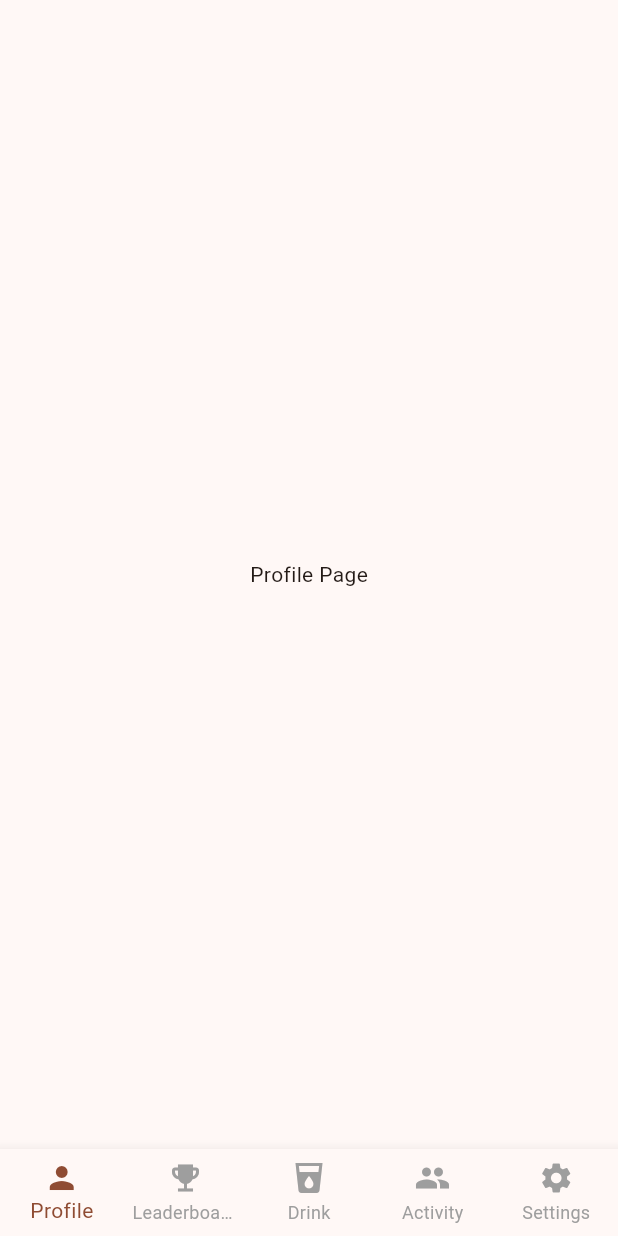
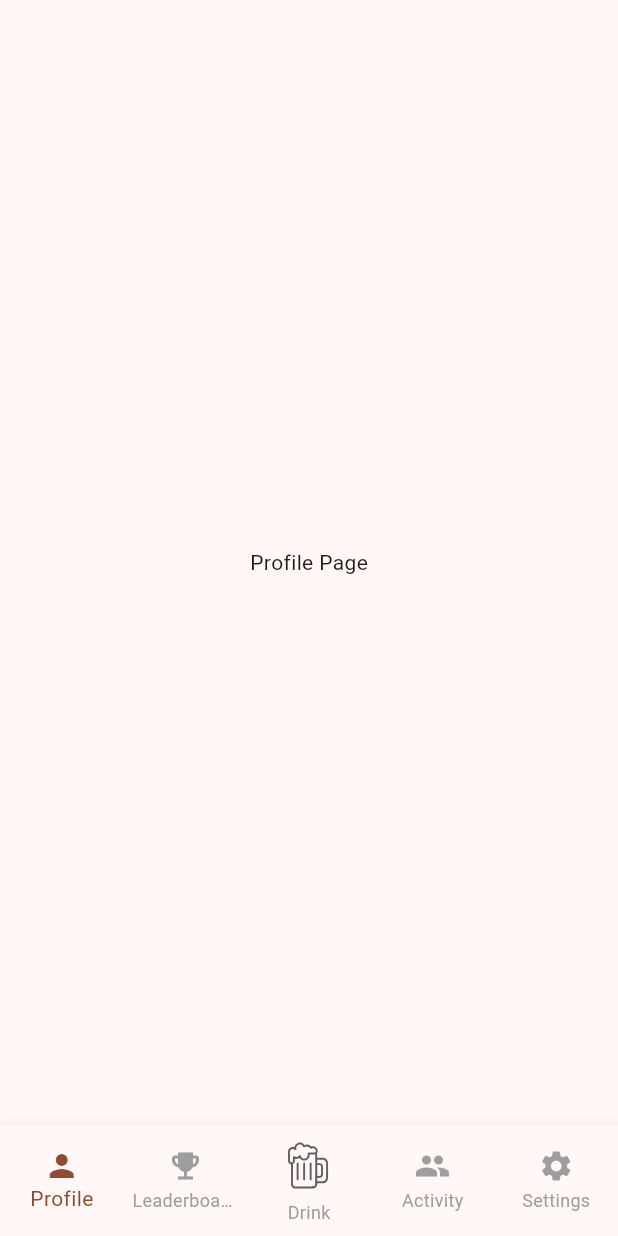
Before and after one commit to ohtenkay/remembeer, a Flutter app: the screen it shows after launch, on a phone screen of 412 x 824 dp. Run offline on Flutter 3.47's test engine with Material 3 defaults, Android fonts, the phone set to English and light mode, and no system bars; our stand-ins replace flutter_svg.

Commit message:
feat: beer icon
The SVG icon was mainly generated by ChatGPT

```diff
--- a/lib/page_switcher.dart
+++ b/lib/page_switcher.dart
@@ -1,4 +1,5 @@
 import 'package:flutter/material.dart';
+import 'package:flutter_svg/flutter_svg.dart';
 import 'package:remembeer/pages/activity_page.dart';
 import 'package:remembeer/pages/drink_page.dart';
 import 'package:remembeer/pages/leaderboards_page.dart';
@@ -39,14 +40,26 @@ class _PageSwitcherState extends State<PageSwitcher> {
         selectedItemColor: Theme.of(context).colorScheme.primary,
         unselectedItemColor: Colors.grey,
         onTap: _onItemTapped,
-        items: const [
+        items: [
           BottomNavigationBarItem(icon: Icon(Icons.person), label: 'Profile'),
           BottomNavigationBarItem(
             icon: Icon(Icons.emoji_events),
             label: 'Leaderboards',
           ),
           BottomNavigationBarItem(
-            icon: Icon(Icons.local_drink),
+            icon: SizedBox(
+              width: 40,
+              height: 40,
+              child: SvgPicture.asset(
+                'assets/icons/beer.svg',
+                colorFilter: ColorFilter.mode(
+                  _selectedIndex == 2
+                      ? Theme.of(context).colorScheme.primary
+                      : Colors.grey.shade700,
+                  BlendMode.srcIn,
+                ),
+              ),
+            ),
             label: 'Drink',
           ),
           BottomNavigationBarItem(icon: Icon(Icons.group), label: 'Activity'),
--- a/pubspec.yaml
+++ b/pubspec.yaml
@@ -35,6 +35,8 @@ dependencies:
   # Use with the CupertinoIcons class for iOS style icons.
   cupertino_icons: ^1.0.8
 
+  flutter_svg: ^2.2.1
+
 dev_dependencies:
   flutter_test:
     sdk: flutter
@@ -51,6 +53,8 @@ dev_dependencies:
 
 # The following section is specific to Flutter packages.
 flutter:
+  assets:
+    - assets/icons/beer.svg
 
   # The following line ensures that the Material Icons font is
   # included with your application, so that you can use the icons in
```
Also changed, not shown: assets/icons/beer.svg (added), pubspec.lock.
